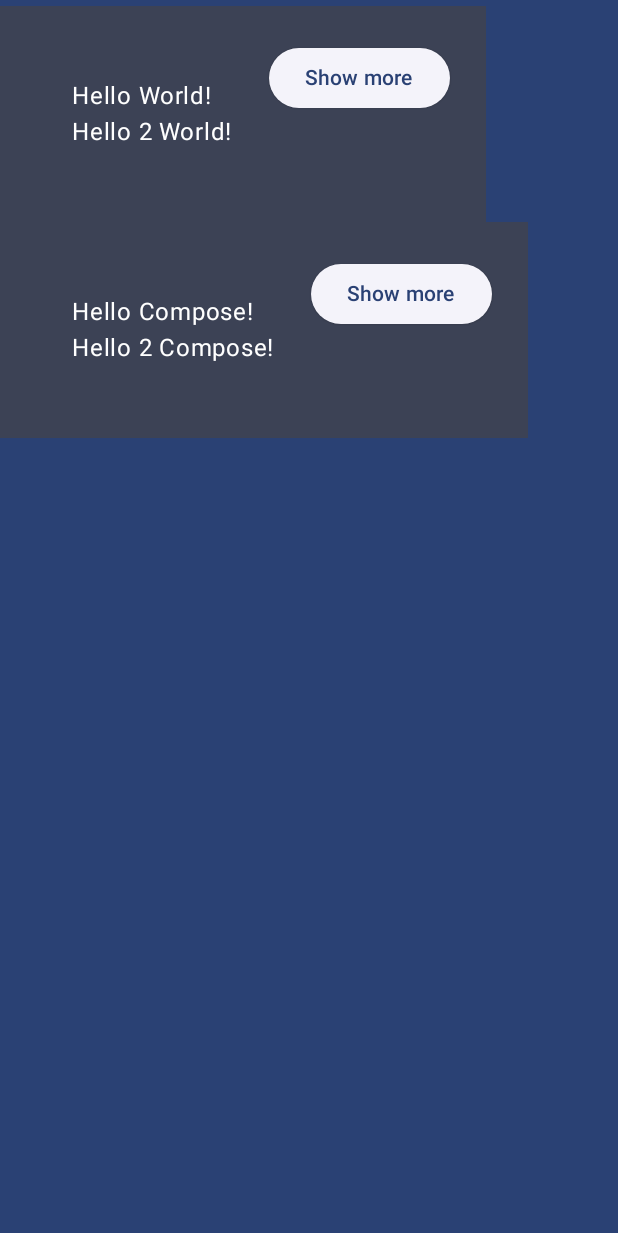
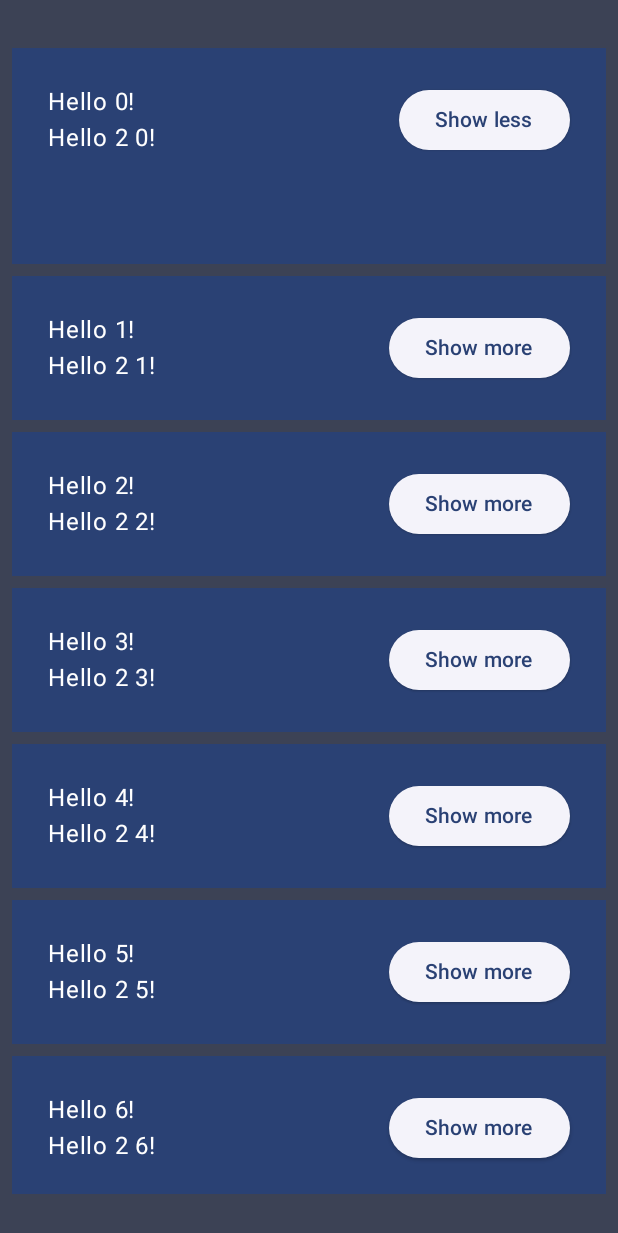
Before and after one commit to valientinx/LocalMediaStoreSync, an Android app built with Jetpack Compose: the screen it shows after launch (MainActivity), after a tap on "Show more", on a phone screen of 412 x 824 dp. Shown: the top 1233 px of the screen. Run offline under Robolectric (Android 15) with nearby library versions, the phone set to English and light mode, and no system bars.

```diff
--- a/app/src/main/java/com/my/homecloud/MainActivity.kt
+++ b/app/src/main/java/com/my/homecloud/MainActivity.kt
@@ -3,6 +3,7 @@ package com.my.homecloud
 import android.Manifest
 import android.content.IntentSender
 import android.os.Bundle
+import android.util.Log
 import androidx.activity.ComponentActivity
 import androidx.activity.compose.setContent
 import androidx.compose.foundation.layout.Column
@@ -11,11 +12,15 @@ import androidx.compose.foundation.layout.fillMaxSize
 import androidx.compose.foundation.layout.fillMaxWidth
 import androidx.compose.foundation.layout.padding
 import androidx.compose.foundation.layout.wrapContentSize
+import androidx.compose.foundation.lazy.LazyColumn
+import androidx.compose.foundation.lazy.items
 import androidx.compose.material3.ElevatedButton
 import androidx.compose.material3.MaterialTheme
 import androidx.compose.material3.Surface
 import androidx.compose.material3.Text
 import androidx.compose.runtime.Composable
+import androidx.compose.runtime.mutableStateOf
+import androidx.compose.runtime.remember
 import androidx.compose.ui.Modifier
 import androidx.compose.ui.tooling.preview.Preview
 import androidx.compose.ui.unit.dp
@@ -31,7 +36,10 @@ private const val DELETE_PERMISSION_REQUEST = 0x1033
 
 class MainActivity : ComponentActivity() {
 
-//    private val viewModel: MainViewModel by viewModels()
+    //    private val viewModel: MainViewModel by viewModels()
+    companion object {
+        val TAG = "MainActivity"
+    }
 
     override fun onCreate(savedInstanceState: Bundle?) {
         super.onCreate(savedInstanceState)
@@ -47,17 +55,20 @@ class MainActivity : ComponentActivity() {
 
     @Composable
     private fun MyApp(
-        modifier: Modifier = Modifier,
-        names: List<String> = listOf("World", "Compose")
+        modifier: Modifier = Modifier, names: List<String> = listOf("World", "Compose")
     ) {
+
+
         Surface(
             modifier = modifier,
-            color = MaterialTheme.colorScheme.primary,
+            color = MaterialTheme.colorScheme.secondary,
         ) {
 
-            Column(modifier = modifier.padding(vertical = 4.dp)) {
+            Column(
+                modifier = modifier.padding(vertical = 24.dp)
+            ) {
                 for (name in names) {
-                    Greeting(name = name)
+                    Greetings()
                 }
             }
 
@@ -65,24 +76,50 @@ class MainActivity : ComponentActivity() {
         }
     }
 
+//    @Composable
+//    fun OnboardingScreen(modifier: Modifier = Modifier) {
+//        var shouldShowOnboarding by remember { mutableStateOf(true) }
+//    }
+
     @Composable
     fun Greeting(name: String) {
-        Surface(color = MaterialTheme.colorScheme.secondary, modifier = Modifier.wrapContentSize(),
+        val expanded = remember { mutableStateOf(false) }
+        val extraPadding = if (expanded.value) 48.dp else 0.dp
+
+        Surface(color = MaterialTheme.colorScheme.primary,
+            modifier = Modifier.padding(vertical = 4.dp, horizontal = 8.dp),
             content = {
                 Row(modifier = Modifier.padding(24.dp)) {
-                    Column(modifier = Modifier.padding(24.dp)) {
+                    Column(
+                        modifier = Modifier
+                            .fillMaxWidth()
+                            .weight(1f)
+                            .padding(bottom = extraPadding)
+                    ) {
                         Text(text = "Hello $name!")
                         Text(text = "Hello 2 $name!")
                     }
-                    ElevatedButton(
-                        onClick = { /* TODO */ }
-                    ) {
-                        Text("Show more")
+                    ElevatedButton(onClick = {
+                        expanded.value = !expanded.value
+                        Log.d(TAG, "Expanded $expanded")
+                    }) {
+                        Text(if (expanded.value) "Show less" else "Show more")
                     }
                 }
             })
     }
 
+    @Composable
+    private fun Greetings(
+        modifier: Modifier = Modifier,
+        names: List<String> = List(1000) { "$it" }
+    ) {
+        LazyColumn(modifier = modifier.padding(vertical = 4.dp)) {
+            items(items = names) { name ->
+                Greeting(name = name)
+            }
+        }
+    }
 
 // preview methods
 
```
